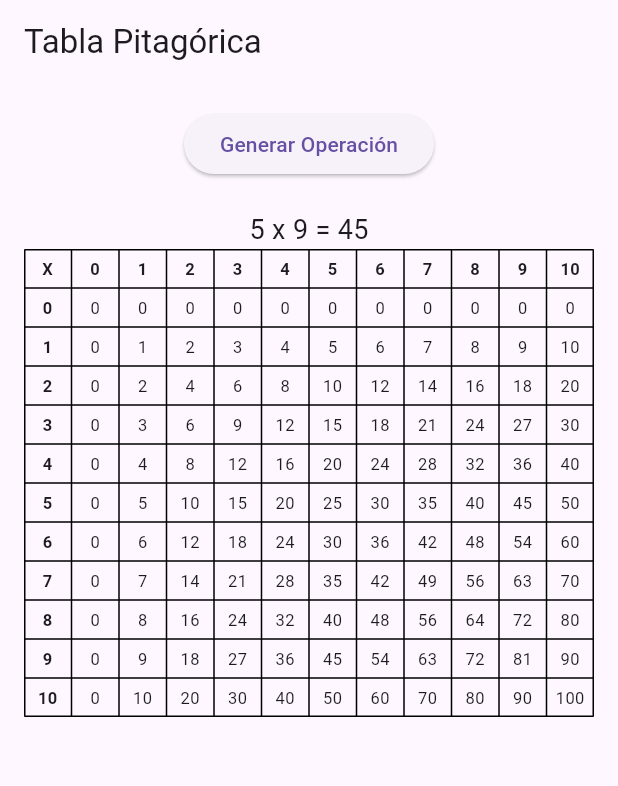
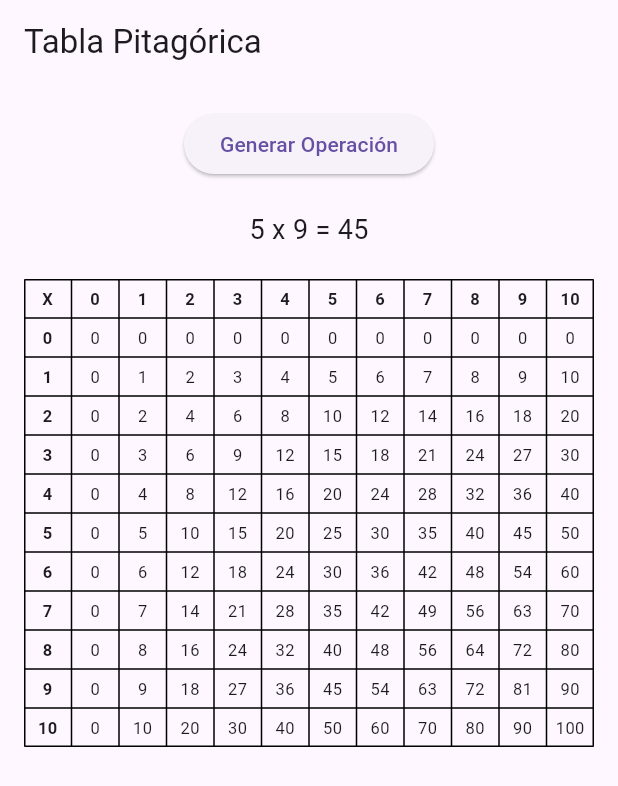
Before and after one commit to martinschipani/Tabla-pitagorica, a Flutter app: the screen it shows after launch, after a tap on "Generar Operación", on a phone screen of 412 x 824 dp. Shown: the top 786 px of the screen. Run offline on Flutter 3.47's test engine with Material 3 defaults, Android fonts, the phone set to English and light mode, and no system bars.

Commit message:
Boton separado de la tabla
Falta la logica para que no se repitan las  operaciones.

```diff
--- /dev/null
+++ b/tabla_pitagorica/lib/controllers/operation_button_controller.dart
@@ -0,0 +1,16 @@
+import 'dart:math';
+
+class OperationButtonController {
+  final int size;
+
+  OperationButtonController(this.size);
+
+  // Método para generar una operación aleatoria
+  List<int> getRandomOperation() {
+    final random = Random();
+    int row = random.nextInt(size + 1); // Generar un número aleatorio entre 0 y size
+    int col = random.nextInt(size + 1); // Generar un número aleatorio entre 0 y size
+    int result = row * col; // Calcular el resultado de la operación
+    return [row, col, result]; // Devolver la fila, la columna y el resultado
+  }
+}
--- a/tabla_pitagorica/lib/main.dart
+++ b/tabla_pitagorica/lib/main.dart
@@ -26,7 +26,9 @@ class PythagoreanTableScreen extends StatelessWidget {
 
   PythagoreanTableScreen() {
     controller = PythagoreanTableController(model);
-  }@override
+  }
+
+  @override
   Widget build(BuildContext context) {
     return PythagoreanTableView(controller: controller, tableSize: 10);
   }
--- /dev/null
+++ b/tabla_pitagorica/lib/views/operation_button_view.dart
@@ -0,0 +1,37 @@
+import 'package:flutter/material.dart';
+import '../controllers/operation_button_controller.dart';
+
+class OperationButtonView extends StatefulWidget {
+  final OperationButtonController controller;
+
+  OperationButtonView({required this.controller});
+
+  @override
+  _OperationButtonViewState createState() => _OperationButtonViewState();
+}
+
+class _OperationButtonViewState extends State<OperationButtonView> {
+  String _operationText = ''; // Variable para almacenar el texto de la operación
+
+  @override
+  Widget build(BuildContext context) {
+    return Column(
+      children: [
+        ElevatedButton(
+          onPressed: () {
+            setState(() {
+              final operation = widget.controller.getRandomOperation();
+              _operationText = '${operation[0]} x ${operation[1]} = ${operation[2]}';
+            });
+          },
+          child: Text('Generar Operación'),
+        ),
+        SizedBox(height: 20), // Espacio entre el botón y el texto
+        Text(
+          _operationText,
+          style: TextStyle(fontSize: 18),
+        ),
+      ],
+    );
+  }
+}
--- a/tabla_pitagorica/lib/views/pythagorean_table_view.dart
+++ b/tabla_pitagorica/lib/views/pythagorean_table_view.dart
@@ -1,5 +1,7 @@
 import 'package:flutter/material.dart';
 import '../controllers/pythagorean_table_controller.dart';
+import 'operation_button_view.dart'; // Incluir la vista del botón
+import '../controllers/operation_button_controller.dart'; // Incluir el controlador del botón
 
 class PythagoreanTableView extends StatefulWidget {
   final PythagoreanTableController controller;
@@ -12,12 +14,13 @@ class PythagoreanTableView extends StatefulWidget {
 }
 
 class _PythagoreanTableViewState extends State<PythagoreanTableView> {
-  String _operationText = ''; // Variable para almacenar el texto de la operación
-
   @override
   Widget build(BuildContext context) {
     // Obtener la tabla del controlador
     final table = widget.controller.getTable(widget.tableSize);
+
+    // Crear un controlador para el botón
+    final operationButtonController = OperationButtonController(widget.tableSize);
 
     return Scaffold(
       appBar: AppBar(
@@ -27,35 +30,22 @@ class _PythagoreanTableViewState extends State<PythagoreanTableView> {
         padding: const EdgeInsets.all(16.0),
         child: Column(
           children: [
-            // Botón para generar una operación aleatoria
-            ElevatedButton(
-              onPressed: () {
-                setState(() {
-                  final operation = widget.controller.getRandomOperation(widget.tableSize);
-                  _operationText = '${operation[0]} x ${operation[1]} = ${operation[2]}';
-                });
-              },
-              child: Text('Generar Operación'),
-            ),
-            SizedBox(height: 20), // Espacio entre el botón y el texto
-            // Área de texto para mostrar la operación
-            Text(
-              _operationText,
-              style: TextStyle(fontSize: 18),
-            ),
+            // Incluir la vista del botón
+            OperationButtonView(controller: operationButtonController),
+
+            SizedBox(height: 20), // Espacio entre la tabla y el botón
             // Tabla pitagórica
-            SingleChildScrollView(
+            Expanded(
+              child: SingleChildScrollView(
                 child: Table(
-                border: TableBorder.all(), // Bordes de la tabla
+                  border: TableBorder.all(),
                   defaultVerticalAlignment: TableCellVerticalAlignment.middle,
                   children: [
-                  // Fila de encabezado
                     TableRow(
                       children: table[0].map((cell) {
                         return _buildCell(cell.toString(), true);
                       }).toList(),
                     ),
-                  // Filas de la tabla
                     for (int i = 1; i < table.length; i++)
                       TableRow(
                         children: List.generate(table[i].length, (index) {
@@ -63,6 +53,7 @@ class _PythagoreanTableViewState extends State<PythagoreanTableView> {
                         }),
                       ),
                   ],
+                ),
               ),
             ),
           ],
@@ -79,10 +70,10 @@ class _PythagoreanTableViewState extends State<PythagoreanTableView> {
         child: Text(
           content,
           style: TextStyle(
-            fontWeight: isBold ? FontWeight.bold : FontWeight.normal, // Negrita si es la primera columna
-            fontSize: 11, // Tamaño uniforme de fuente
+            fontWeight: isBold ? FontWeight.bold : FontWeight.normal,
+            fontSize: 11,
           ),
-          textAlign: TextAlign.center, // Centra el texto en la celda
+          textAlign: TextAlign.center,
         ),
       ),
     );
```
Also changed, not shown: tabla_pitagorica/lib/controllers/random_operation_button_controller.dart (deleted, +0 -11 lines), tabla_pitagorica/lib/views/random_operation_button_view.dart (deleted, +0 -37 lines). Lines whose indentation alone changed are shown as unchanged.
